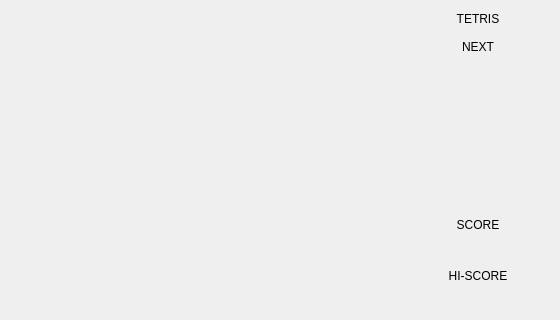
This is src/widget.ui in alvarosamudio/tetris as Qt 5 draws it before an edit; both pictures show x 0 to 560 and y 0 to 320 of the 560 by 724 pixel window. The edited form follows.
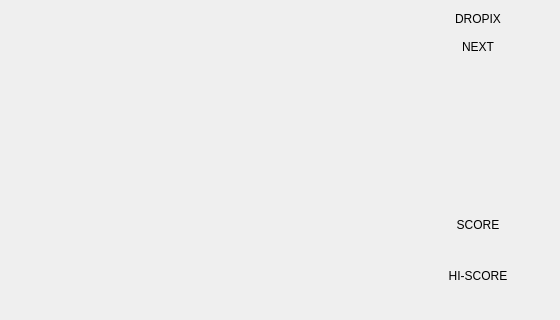
This is the edited form. Custom widgets are drawn as their Qt base class.

Commit message: feat: rebrand Tetris to Dropix to avoid copyright infringement

What changed in the file:
```diff
--- a/src/widget.ui
+++ b/src/widget.ui
@@ -71,7 +71,7 @@
        <item>
         <widget class="QLabel" name="titleLabel">
          <property name="text">
-          <string>TETRIS</string>
+           <string>DROPIX</string>
          </property>
          <property name="alignment">
           <set>Qt::AlignCenter</set>
```
Left out of the diff: 2 changed lines with no effect on the pictures. Lines whose indentation alone changed are shown as unchanged. The commit also changes 32 other files.
